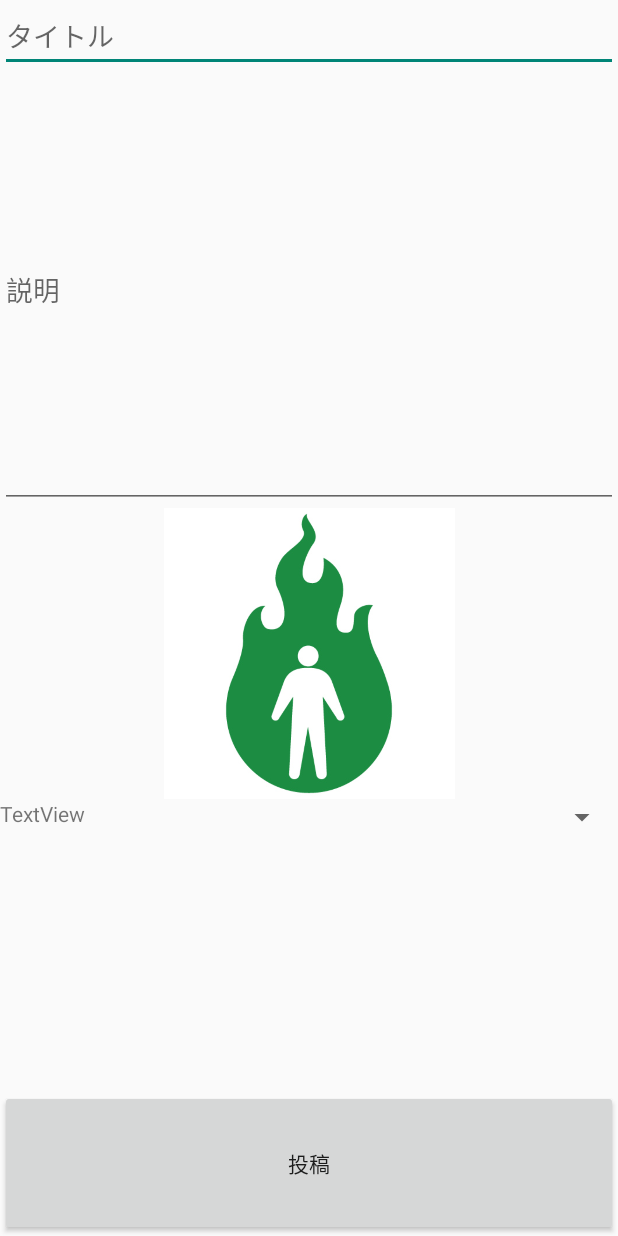
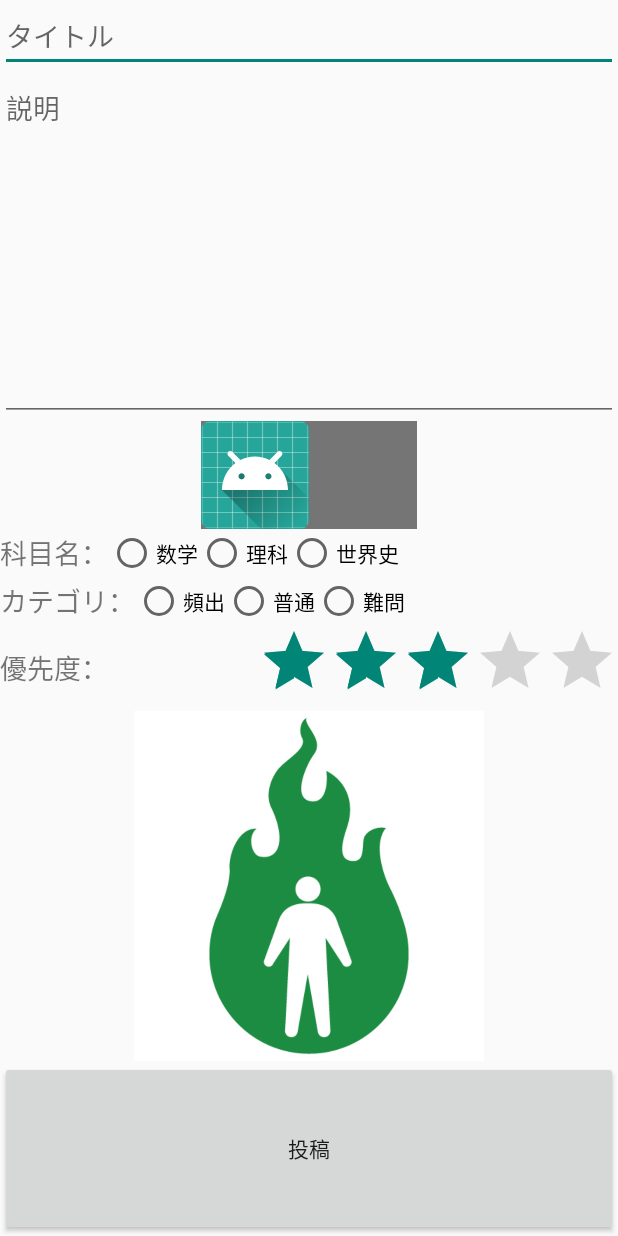
Before and after one commit to Konatsup/DailyStudyMemo, an Android app: the PostActivity screen opened directly, with no data from a screen before it, on a phone screen of 412 x 824 dp. Run offline under Robolectric (Android 15) with nearby library versions, the phone set to English and light mode, and no system bars.

Commit message:
投稿画面のおおよそのレイアウトできた

```diff
--- a/app/src/main/java/com/konatsup/dailystudymemo/PostActivity.java
+++ b/app/src/main/java/com/konatsup/dailystudymemo/PostActivity.java
@@ -1,7 +1,7 @@
 package com.konatsup.dailystudymemo;
 
+import android.os.Bundle;
 import android.support.v7.app.AppCompatActivity;
-import android.os.Bundle;
 
 public class PostActivity extends AppCompatActivity {
 
--- a/app/src/main/res/layout/activity_post.xml
+++ b/app/src/main/res/layout/activity_post.xml
@@ -23,10 +23,131 @@
             android:id="@+id/contentEditText"
             android:layout_width="match_parent"
             android:layout_height="0dp"
-            android:layout_weight="3"
-            android:ems="10"
+            android:layout_weight="2"
+            android:gravity="top|left"
             android:hint="説明"
-            android:inputType="text" />
+            android:inputType="textMultiLine" />
+
+        <!--<ToggleButton-->
+        <!--android:id="@+id/toggleButton"-->
+        <!--android:layout_width="match_parent"-->
+        <!--android:layout_height="wrap_content"-->
+        <!--android:textOff="メモ"-->
+        <!--android:textOn="問題"  />-->
+
+        <android.support.v7.widget.SwitchCompat
+            android:id="@+id/noteTypeSwitch"
+            android:layout_width="wrap_content"
+            android:layout_height="wrap_content"
+            android:layout_gravity="center"
+            android:background="@null"
+            android:thumb="@mipmap/ic_launcher"
+            app:track="?android:attr/statusBarColor" />
+
+        <LinearLayout
+            android:layout_width="match_parent"
+            android:layout_height="wrap_content"
+            android:orientation="horizontal">
+
+            <TextView
+                android:id="@+id/textView"
+                android:layout_width="0dp"
+                android:layout_height="wrap_content"
+                android:layout_gravity="center"
+                android:layout_weight="1"
+                android:text="科目名："
+                android:textSize="18sp" />
+
+            <RadioGroup
+                android:id="@+id/radiogroup"
+                android:layout_width="fill_parent"
+                android:layout_height="wrap_content"
+                android:orientation="horizontal">
+
+                <RadioButton
+                    android:id="@+id/radiobutton_fat"
+                    android:layout_width="wrap_content"
+                    android:layout_height="wrap_content"
+                    android:text="数学" />
+
+                <RadioButton
+                    android:id="@+id/radiobutton_normal"
+                    android:layout_width="wrap_content"
+                    android:layout_height="wrap_content"
+                    android:text="理科" />
+
+                <RadioButton
+                    android:id="@+id/radiobutton_smart"
+                    android:layout_width="wrap_content"
+                    android:layout_height="wrap_content"
+                    android:text="世界史" />
+            </RadioGroup>
+
+        </LinearLayout>
+
+        <LinearLayout
+            android:layout_width="match_parent"
+            android:layout_height="wrap_content"
+            android:orientation="horizontal">
+
+            <TextView
+                android:id="@+id/textView"
+                android:layout_width="0dp"
+                android:layout_height="wrap_content"
+                android:layout_gravity="center"
+                android:layout_weight="1"
+                android:text="カテゴリ："
+                android:textSize="18sp" />
+
+            <RadioGroup
+                android:id="@+id/radiogroup"
+                android:layout_width="fill_parent"
+                android:layout_height="wrap_content"
+                android:orientation="horizontal">
+
+                <RadioButton
+                    android:id="@+id/radiobutton_fat"
+                    android:layout_width="wrap_content"
+                    android:layout_height="wrap_content"
+                    android:text="頻出" />
+
+                <RadioButton
+                    android:id="@+id/radiobutton_normal"
+                    android:layout_width="wrap_content"
+                    android:layout_height="wrap_content"
+                    android:text="普通" />
+
+                <RadioButton
+                    android:id="@+id/radiobutton_smart"
+                    android:layout_width="wrap_content"
+                    android:layout_height="wrap_content"
+                    android:text="難問" />
+            </RadioGroup>
+
+        </LinearLayout>
+
+        <LinearLayout
+            android:layout_width="match_parent"
+            android:layout_height="wrap_content"
+            android:orientation="horizontal">
+
+            <TextView
+                android:id="@+id/textView"
+                android:layout_width="wrap_content"
+                android:layout_height="wrap_content"
+                android:layout_gravity="center"
+                android:layout_weight="1"
+                android:text="優先度："
+                android:textSize="18sp" />
+
+            <RatingBar
+                android:layout_width="wrap_content"
+                android:layout_height="wrap_content"
+                android:numStars="5"
+                android:rating="3"
+                android:stepSize="1" />
+
+        </LinearLayout>
 
         <ImageView
             android:id="@+id/picture"
@@ -35,29 +156,6 @@
             android:layout_weight="2"
             android:scaleType="fitCenter"
             app:srcCompat="@drawable/fire" />
-
-        <LinearLayout
-            android:layout_width="match_parent"
-            android:layout_height="0dp"
-            android:layout_weight="2"
-            android:orientation="horizontal">
-
-            <TextView
-                android:id="@+id/textView"
-                android:layout_width="0dp"
-                android:layout_height="wrap_content"
-                android:layout_weight="1"
-                android:text="TextView" />
-
-            <Spinner
-                android:layout_width="0dp"
-                android:layout_height="wrap_content"
-                android:layout_weight="1">
-
-
-            </Spinner>
-
-        </LinearLayout>
 
         <Button
             android:id="@+id/button"
--- a/app/src/main/res/layout/switch_thumb.xml
+++ b/app/src/main/res/layout/switch_thumb.xml
@@ -1,6 +1,11 @@
 <?xml version="1.0" encoding="utf-8"?>
-<android.support.constraint.ConstraintLayout
-    xmlns:android="http://schemas.android.com/apk/res/android" android:layout_width="match_parent"
-    android:layout_height="match_parent">
+<android.support.constraint.ConstraintLayout android:layout_height="match_parent"
+    android:layout_width="match_parent"
+    xmlns:android="http://schemas.android.com/apk/res/android" />
 
-</android.support.constraint.ConstraintLayout>
+<!--<selector xmlns:android="http://schemas.android.com/apk/res/android">-->
+    <!--<item android:drawable="@drawable/btn_hover" android:state_checked="true" android:state_pressed="true" />-->
+    <!--<item android:drawable="@drawable/btn_hover" android:state_focused="true" />-->
+    <!--<item android:drawable="@drawable/btn_disable" android:state_checked="false" />-->
+    <!--<item android:drawable="@drawable/btn_default" />-->
+<!--</selector>-->
--- a/app/src/main/res/values/colors.xml
+++ b/app/src/main/res/values/colors.xml
@@ -2,5 +2,5 @@
 <resources>
     <color name="colorPrimary">#3F51B5</color>
     <color name="colorPrimaryDark">#303F9F</color>
-    <color name="colorAccent">#FF4081</color>
+    <color name="colorAccent">#ff4081</color>
 </resources>
```
